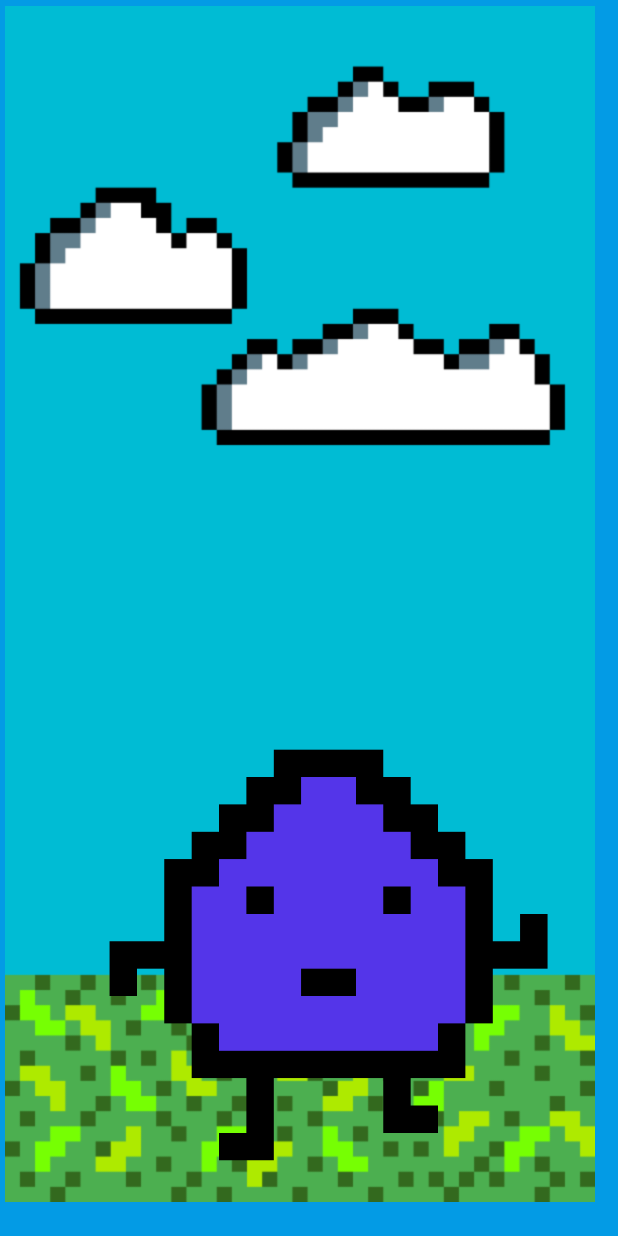
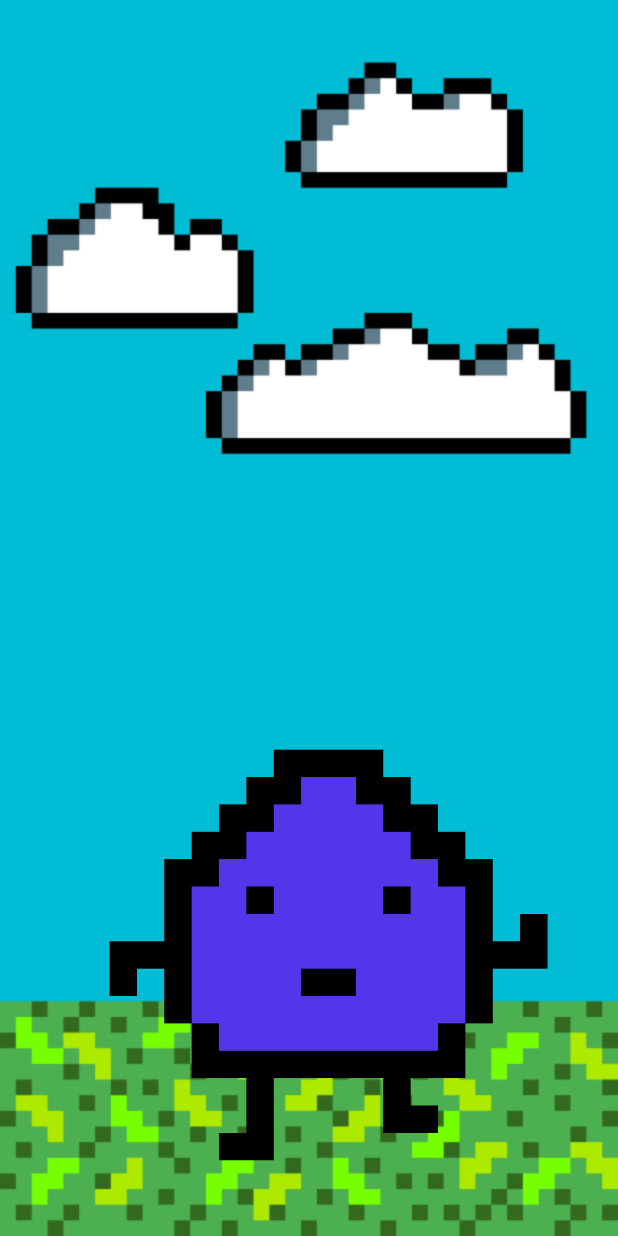
Before and after one commit to EthanMidHts/HealthPet, an Android app: the PetScreenFragment screen opened directly, with no data from a screen before it, on a phone screen of 412 x 824 dp. Run offline under Robolectric (Android 15) with nearby library versions, the light colour scheme and no system bars; Roboto replaces fonts that are not available here.

Commit message:
Change background to fill whole screen

```diff
--- a/app/src/main/res/layout/pet_screen_fragment_fullscreen.xml
+++ b/app/src/main/res/layout/pet_screen_fragment_fullscreen.xml
@@ -4,22 +4,9 @@
     android:layout_width="match_parent"
     android:layout_height="match_parent"
     xmlns:app="http://schemas.android.com/apk/res-auto"
-    android:background="?attr/fullscreenBackgroundColor"
+    android:background="@drawable/background"
     android:theme="@style/ThemeOverlay.HealthPet.FullscreenContainer"
     tools:context=".views.PetScreenFragment">
-
-    <ImageView
-        android:id="@+id/imageView3"
-        android:layout_width="400dp"
-        android:layout_height="797dp"
-        android:layout_marginTop="4dp"
-        android:contentDescription="TODO"
-        app:layout_constraintBottom_toBottomOf="parent"
-        app:layout_constraintEnd_toEndOf="parent"
-        app:layout_constraintStart_toStartOf="parent"
-        app:layout_constraintTop_toTopOf="parent"
-        app:srcCompat="@drawable/background"
-        tools:ignore="ImageContrastCheck" />
 
     <pl.droidsonroids.gif.GifImageView
         android:id="@+id/Petgif"
```
